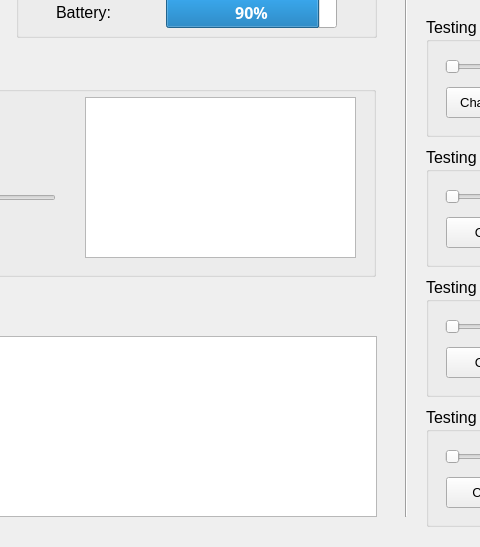
Above: UserInterface.ui from arobert-ffm/SCS_InsulinPump before the change; both pictures show x 484 to 964 and y 133 to 680 of the 1135 by 680 pixel window. Below: the same form after it.
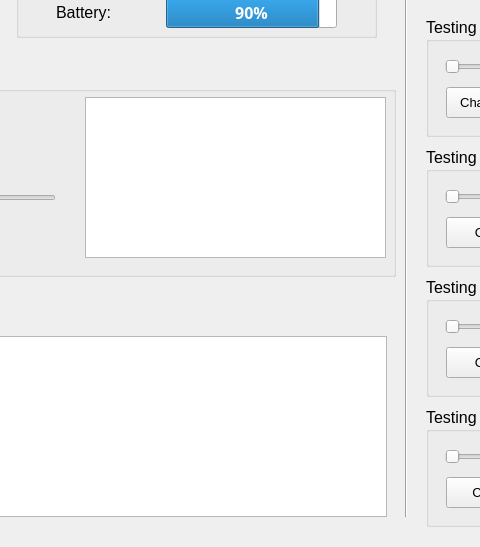
That is the form after the change. Icons and pictures are not drawn.

Diff of the .ui file:
```diff
--- a/UserInterface.ui
+++ b/UserInterface.ui
@@ -28,7 +28,7 @@
      <rect>
       <x>20</x>
       <y>469</y>
-      <width>841</width>
+      <width>851</width>
       <height>181</height>
      </rect>
     </property>
@@ -395,7 +395,7 @@
      <rect>
       <x>19</x>
       <y>200</y>
-      <width>841</width>
+      <width>861</width>
       <height>210</height>
      </rect>
     </property>
@@ -482,7 +482,7 @@
       <rect>
        <x>550</x>
        <y>30</y>
-       <width>271</width>
+       <width>301</width>
        <height>161</height>
       </rect>
      </property>
```
